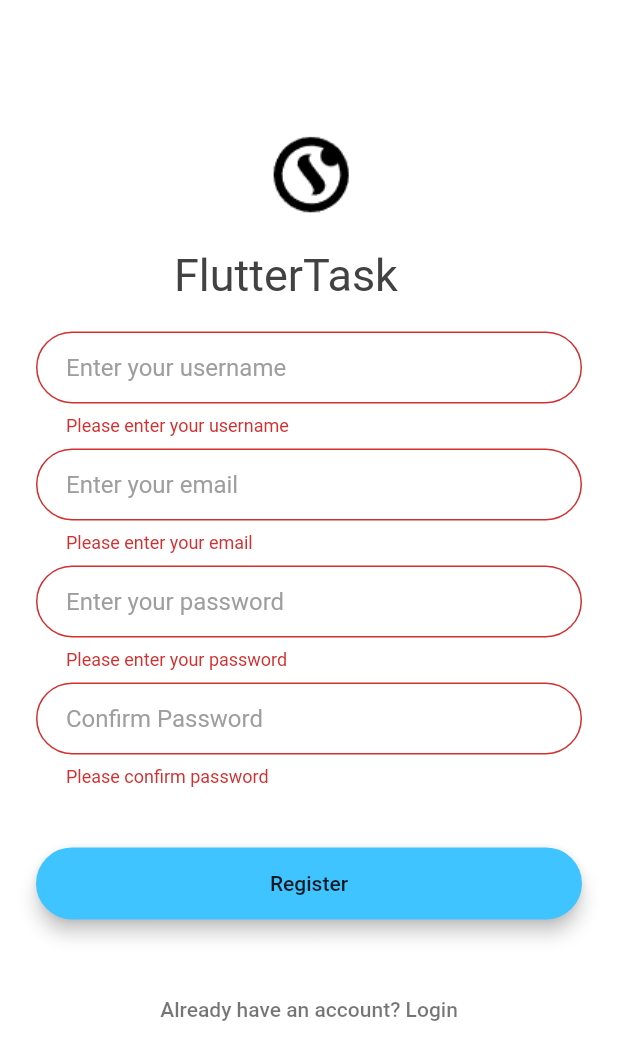
After one commit to NaimurDev/flutter-task106, a Flutter app: the RegistrationScreen screen opened by its route, after a tap on "Register", on a phone screen of 412 x 824 dp. The commit adds this screen. Shown: the top 1060 px of the screen. Run offline on Flutter 3.47's test engine with Material 2 defaults, Android fonts, the light colour scheme and no system bars; drawn by our look-alikes of animated_text_kit; our stand-ins replace bloc, dio, flutter_bloc, fluttertoast, get_it.

Commit message:
registration flow complete

```diff
--- a/lib/app.dart
+++ b/lib/app.dart
@@ -3,6 +3,7 @@ import 'package:flutter_bloc/flutter_bloc.dart';
 import 'package:fluttertask10623/blocs/auth/auth_bloc.dart';
 import 'package:fluttertask10623/screens/home/home_screen.dart';
 import 'package:fluttertask10623/screens/login/login_screen.dart';
+import 'package:fluttertask10623/screens/registration/registration_screen.dart';
 
 class App extends StatelessWidget {
   const App({Key? key}) : super(key: key);
@@ -22,7 +23,12 @@ class App extends StatelessWidget {
           }
           return const LoginScreen();
         },
-      )
+      ),
+      routes: {
+        '/home': (context) => const HomeScreen(),
+        '/login': (context) => const LoginScreen(),
+        '/register': (context) => const RegistrationScreen(),
+      }
     );
   }
 }
--- a/lib/blocs/auth/auth_bloc.dart
+++ b/lib/blocs/auth/auth_bloc.dart
@@ -16,11 +16,11 @@ class AuthBloc extends Bloc<AuthEvent, AuthState> {
   AuthBloc(this.apiRepository) : super(InitialAuthState()) {
     on<LoginEvent>(_onLogin);
     on<LogoutEvent>(_onLogout);
+    on<RegisterEvent>(_onRegister);
   }
 
   FutureOr<void> _onLogin(LoginEvent event, Emitter<AuthState> emit) async {
     emit(LoadingAuthState());
-
     try {
       final result = await apiRepository.login(
           username: event.username, password: event.password);
@@ -30,9 +30,9 @@ class AuthBloc extends Bloc<AuthEvent, AuthState> {
       } else {
         final nonFErrors = result.response['non_field_errors'];
         emit(FailureAuthState(
-            errorMessage: nonFErrors.length > 0 ? nonFErrors[0] : null,
-            username: result.response['username'],
-            password: result.response['password']));
+            errorMessage: result.response['non_field_errors'] == null ? null : result.response['non_field_errors'][0],
+            username: result.response['username'] != null ? result.response['username'][0] : null,
+            password: result.response['password'] != null ? result.response['password'][0] : null,));
       }
     } catch (e, trace) {
       dPrint("Error: $e, Trace: $trace");
@@ -46,4 +46,29 @@ class AuthBloc extends Bloc<AuthEvent, AuthState> {
     Config.accessToken = "";
     emit(InitialAuthState());
   }
+
+  FutureOr<void> _onRegister(RegisterEvent event, Emitter<AuthState> emit) async{
+    emit(LoadingAuthState());
+    try {
+      final result = await apiRepository.register(formData: event.formData,);
+      if (result.success) {
+        Config.accessToken = result.response['key'];
+        emit(AuthenticatedAuthState(result.response['key']));
+      } else {
+
+        emit(FailureAuthState(
+            errorMessage: result.response['non_field_errors'] == null ? null : result.response['non_field_errors'][0],
+            username: result.response['username'] != null ? result.response['username'][0] : null,
+            password: result.response['password1'] != null ? result.response['password1'][0] : null,
+            email: result.response['email'] != null ? result.response['email'][0] : null,
+            password2: result.response['password2'] != null ? result.response['password2'][0] : null,
+        ));
+      }
+    } catch (e, trace) {
+      dPrint("Error: $e, Trace: $trace");
+      final errorMessage =
+          'Failed to login: $e';
+      emit(FailureAuthState(errorMessage: errorMessage));
+    }
+  }
 }
--- a/lib/blocs/auth/auth_event.dart
+++ b/lib/blocs/auth/auth_event.dart
@@ -11,3 +11,9 @@ class LoginEvent extends AuthEvent {
 }
 
 class LogoutEvent extends AuthEvent {}
+
+class RegisterEvent extends AuthEvent {
+  final Map<String, String> formData;
+
+  RegisterEvent(this.formData);
+}
--- a/lib/blocs/auth/auth_state.dart
+++ b/lib/blocs/auth/auth_state.dart
@@ -14,7 +14,9 @@ class AuthenticatedAuthState extends AuthState {
 
 class FailureAuthState extends AuthState {
   final String? username;
+  final String? email;
   final String? password;
+  final String? password2;
   final String? errorMessage;
-  FailureAuthState({this.errorMessage, this.username, this.password});
+  FailureAuthState({this.errorMessage, this.username, this.password, this.password2, this.email});
 }
--- a/lib/repositories/api_repository.dart
+++ b/lib/repositories/api_repository.dart
@@ -2,4 +2,5 @@ import 'package:fluttertask10623/repositories/models/ApiResponse.dart';
 
 abstract class ApiRepository{
   Future<ApiResponse> login({required String username, required String password});
+  Future<ApiResponse> register({required Map<String, String> formData});
 }
--- a/lib/repositories/api_repository_impl.dart
+++ b/lib/repositories/api_repository_impl.dart
@@ -13,7 +13,6 @@ class ApiRepositoryImpl extends ApiRepository{
   Future<ApiResponse> login({required String username,required  String password}) async{
     try{
         final response = await _dio.post('auth/login/',data: {'username':username,'password':password});
-        dPrint("dio response ${response.data}");
         return ApiResponse(success: true, response: response.data,);
     }catch(e, trace){
       dPrint("Error: $e, Trace: $trace");
@@ -24,4 +23,19 @@ class ApiRepositoryImpl extends ApiRepository{
     }
   }
 
+  @override
+  Future<ApiResponse> register({required Map<String, String> formData}) async{
+    try{
+      final response = await _dio.post('registration/',data: formData);
+      dPrint("dio response ${response.data}");
+      return ApiResponse(success: true, response: response.data,);
+    }catch(e, trace){
+      dPrint("Error: $e, Trace: $trace");
+      if(e is DioException && e.response != null){
+        return ApiResponse(success: false, response: e.response!.data,);
+      }
+      return ApiResponse(success: false, errorMessage: "Something went wrong.");
+    }
+  }
+
 }
--- a/lib/screens/login/login_screen.dart
+++ b/lib/screens/login/login_screen.dart
@@ -4,6 +4,8 @@ import 'package:flutter_bloc/flutter_bloc.dart';
 import 'package:fluttertask10623/blocs/auth/auth_bloc.dart';
 import 'package:fluttertask10623/constants/decorations.dart';
 import 'package:fluttertask10623/widgets/rounded_button.dart';
+import 'package:fluttertask10623/widgets/toast.dart';
+import 'package:fluttertoast/fluttertoast.dart';
 
 class LoginScreen extends StatefulWidget {
   const LoginScreen({Key? key}) : super(key: key);
@@ -19,7 +21,12 @@ class _LoginScreenState extends State<LoginScreen> {
 
   @override
   Widget build(BuildContext context) {
-    return BlocBuilder<AuthBloc, AuthState>(
+    return BlocConsumer<AuthBloc, AuthState>(
+      listener: (context, state) {
+        if (state is AuthenticatedAuthState) {
+          SuccessToast.show("Login successful");
+        }
+      },
       builder: (context, state) {
         return Scaffold(
           backgroundColor: Colors.white,
@@ -50,8 +57,14 @@ class _LoginScreenState extends State<LoginScreen> {
                         ),
                         child: AnimatedTextKit(
                           animatedTexts: [
-                        TypewriterAnimatedText('FlutterTask', speed: const Duration(milliseconds: 150),),
-                        TypewriterAnimatedText('FlutterTask', speed: const Duration(milliseconds: 150),),
+                            TypewriterAnimatedText(
+                              'FlutterTask',
+                              speed: const Duration(milliseconds: 150),
+                            ),
+                            TypewriterAnimatedText(
+                              'FlutterTask',
+                              speed: const Duration(milliseconds: 150),
+                            ),
                           ],
                           repeatForever: true,
                         ),
@@ -64,7 +77,10 @@ class _LoginScreenState extends State<LoginScreen> {
                   TextFormField(
                     style: TextStyle(color: Colors.black),
                     keyboardType: TextInputType.emailAddress,
-                decoration: kTextFieldDecoration.copyWith(hintText: 'Enter your username', errorText: state is FailureAuthState ? state.username : null),
+                    decoration: kTextFieldDecoration.copyWith(
+                        hintText: 'Enter your username',
+                        errorText:
+                            state is FailureAuthState ? state.username : null),
                     validator: (value) {
                       if (value == null || value.isEmpty) {
                         return 'Please enter your username';
@@ -79,11 +95,14 @@ class _LoginScreenState extends State<LoginScreen> {
                   TextFormField(
                     obscureText: true,
                     style: const TextStyle(color: Colors.black),
-                decoration: kTextFieldDecoration.copyWith(hintText: 'Enter your password', errorText: state is FailureAuthState ? state.password : null),
+                    decoration: kTextFieldDecoration.copyWith(
+                        hintText: 'Enter your password',
+                        errorText:
+                            state is FailureAuthState ? state.password : null),
                     validator: (value) {
                       if (value == null || value.isEmpty) {
                         return 'Please enter your password';
-                  }else if(value.length < 6){
+                      } else if (value.length < 6) {
                         return 'Password must be at least 6 characters';
                       }
                       return null;
@@ -93,14 +112,39 @@ class _LoginScreenState extends State<LoginScreen> {
                   const SizedBox(
                     height: 24.0,
                   ),
-              if(state is FailureAuthState && state.errorMessage != null)
-                Center(child: Text(state.errorMessage!, style: const TextStyle(color: Colors.red), textAlign: TextAlign.center,)),
-              state is LoadingAuthState ? Center(child: const CircularProgressIndicator()) : RoundedButton(text:  'Log In', color: Colors.lightBlueAccent, onPressed: () async{
-                if(_formKey.currentState!.validate()){
+                  if (state is FailureAuthState && state.errorMessage != null)
+                    Center(
+                        child: Text(
+                      state.errorMessage!,
+                      style: const TextStyle(color: Colors.red),
+                      textAlign: TextAlign.center,
+                    )),
+                  state is LoadingAuthState
+                      ? Center(child: const CircularProgressIndicator())
+                      : RoundedButton(
+                          text: 'Log In',
+                          color: Colors.lightBlueAccent,
+                          onPressed: () async {
+                            if (_formKey.currentState!.validate()) {
                               _formKey.currentState!.save();
-                  context.read<AuthBloc>().add(LoginEvent(username, password));
+                              context
+                                  .read<AuthBloc>()
+                                  .add(LoginEvent(username, password));
                             }
-              },),
+                          },
+                        ),
+                  SizedBox(
+                    height: 20.0,
+                  ),
+                  TextButton(
+                    onPressed: () {
+                      Navigator.pushNamed(context, '/register');
+                    },
+                    child: const Text(
+                      'Don\'t have an account? Register',
+                      style: TextStyle(color: Colors.black54),
+                    ),
+                  ),
                 ],
               ),
             ),
--- /dev/null
+++ b/lib/screens/registration/registration_screen.dart
@@ -0,0 +1,203 @@
+import 'package:animated_text_kit/animated_text_kit.dart';
+import 'package:flutter/material.dart';
+import 'package:flutter_bloc/flutter_bloc.dart';
+import 'package:fluttertask10623/blocs/auth/auth_bloc.dart';
+import 'package:fluttertask10623/constants/decorations.dart';
+import 'package:fluttertask10623/widgets/rounded_button.dart';
+import 'package:fluttertask10623/widgets/toast.dart';
+import 'package:fluttertoast/fluttertoast.dart';
+
+class RegistrationScreen extends StatefulWidget {
+  const RegistrationScreen({Key? key}) : super(key: key);
+
+  @override
+  State<RegistrationScreen> createState() => _RegistrationScreenState();
+}
+
+class _RegistrationScreenState extends State<RegistrationScreen> {
+  final _formKey = GlobalKey<FormState>();
+  Map<String, String> formData = {
+    "username": "",
+    "email": "",
+    "password1": "",
+    "password2": "",
+  };
+
+  @override
+  Widget build(BuildContext context) {
+    return BlocConsumer<AuthBloc, AuthState>(
+      listener: (context, state) {
+        if (state is AuthenticatedAuthState) {
+          SuccessToast.show("Registration successful");
+          Navigator.pop(context);
+        }
+      },
+      builder: (context, state) {
+        return Scaffold(
+          backgroundColor: Colors.white,
+          body: SingleChildScrollView(
+            child: Padding(
+              padding: EdgeInsets.symmetric(horizontal: 24.0),
+              child: Form(
+                key: _formKey,
+                child: Column(
+                  mainAxisAlignment: MainAxisAlignment.center,
+                  crossAxisAlignment: CrossAxisAlignment.stretch,
+                  children: <Widget>[
+                    SizedBox(
+                      height: MediaQuery.of(context).size.height * 0.08,
+                    ),
+                    Hero(
+                      tag: 'logo',
+                      child: Container(
+                        height: 100.0,
+                        child: Image.asset('assets/logo.png'),
+                      ),
+                    ),
+                    Center(
+                      child: SizedBox(
+                        width: 180.0,
+                        child: DefaultTextStyle(
+                          style: TextStyle(
+                            fontSize: 30.0,
+                            color: Colors.grey.shade800,
+                          ),
+                          child: AnimatedTextKit(
+                            animatedTexts: [
+                              TypewriterAnimatedText(
+                                'FlutterTask',
+                                speed: const Duration(milliseconds: 150),
+                              ),
+                              TypewriterAnimatedText(
+                                'FlutterTask',
+                                speed: const Duration(milliseconds: 150),
+                              ),
+                            ],
+                            repeatForever: true,
+                          ),
+                        ),
+                      ),
+                    ),
+                    const SizedBox(
+                      height: 20.0,
+                    ),
+                    TextFormField(
+                      style: TextStyle(color: Colors.black),
+                      keyboardType: TextInputType.emailAddress,
+                      decoration: kTextFieldDecoration.copyWith(
+                          hintText: 'Enter your username',
+                          errorText: state is FailureAuthState
+                              ? state.username
+                              : null),
+                      validator: (value) {
+                        if (value == null || value.isEmpty) {
+                          return 'Please enter your username';
+                        }
+                        return null;
+                      },
+                      onSaved: (value) => formData['username'] = value!,
+                    ),
+                    const SizedBox(
+                      height: 8.0,
+                    ),
+                    TextFormField(
+                      style: TextStyle(color: Colors.black),
+                      keyboardType: TextInputType.emailAddress,
+                      decoration: kTextFieldDecoration.copyWith(
+                          hintText: 'Enter your email',
+                          errorText:
+                              state is FailureAuthState ? state.email : null),
+                      validator: (value) {
+                        if (value == null || value.isEmpty) {
+                          return 'Please enter your email';
+                        }
+                        return null;
+                      },
+                      onSaved: (value) => formData['email'] = value!,
+                    ),
+                    const SizedBox(
+                      height: 8.0,
+                    ),
+                    TextFormField(
+                      obscureText: true,
+                      style: const TextStyle(color: Colors.black),
+                      decoration: kTextFieldDecoration.copyWith(
+                          hintText: 'Enter your password',
+                          errorText: state is FailureAuthState
+                              ? state.password
+                              : null),
+                      validator: (value) {
+                        if (value == null || value.isEmpty) {
+                          return 'Please enter your password';
+                        } else if (value.length < 6) {
+                          return 'Password must be at least 6 characters';
+                        }
+                        return null;
+                      },
+                      onSaved: (value) => formData['password1'] = value!,
+                    ),
+                    const SizedBox(
+                      height: 8.0,
+                    ),
+                    TextFormField(
+                      obscureText: true,
+                      style: const TextStyle(color: Colors.black),
+                      decoration: kTextFieldDecoration.copyWith(
+                          hintText: 'Confirm Password',
+                          errorText: state is FailureAuthState
+                              ? state.password
+                              : null),
+                      validator: (value) {
+                        if (value == null || value.isEmpty) {
+                          return 'Please confirm password';
+                        }
+                        return null;
+                      },
+                      onSaved: (value) => formData['password2'] = value!,
+                    ),
+                    const SizedBox(
+                      height: 24.0,
+                    ),
+                    if (state is FailureAuthState && state.errorMessage != null)
+                      Center(
+                          child: Text(
+                        state.errorMessage!,
+                        style: const TextStyle(color: Colors.red),
+                        textAlign: TextAlign.center,
+                      )),
+                    state is LoadingAuthState
+                        ? Center(child: const CircularProgressIndicator())
+                        : RoundedButton(
+                            text: 'Register',
+                            color: Colors.lightBlueAccent,
+                            onPressed: () async {
+                              if (_formKey.currentState!.validate()) {
+                                _formKey.currentState!.save();
+                                context
+                                    .read<AuthBloc>()
+                                    .add(RegisterEvent(formData));
+                              }
+                            },
+                          ),
+                    SizedBox(
+                      height: 20.0,
+                    ),
+                    TextButton(
+                      onPressed: () {
+                        Navigator.pop(context);
+                      },
+                      child: const Text(
+                        'Already have an account? Login',
+                        style: TextStyle(color: Colors.black54),
+                      ),
+                    ),
+                  ],
+                ),
+              ),
+            ),
+          ),
+        );
+      },
+    );
+  }
+}
--- /dev/null
+++ b/lib/widgets/toast.dart
@@ -0,0 +1,15 @@
+import 'package:flutter/material.dart';
+import 'package:fluttertoast/fluttertoast.dart';
+
+class SuccessToast{
+  static void show(String message){
+    Fluttertoast.showToast(
+        msg: message,
+        toastLength: Toast.LENGTH_SHORT,
+        gravity: ToastGravity.BOTTOM,
+        timeInSecForIosWeb: 1,
+        backgroundColor: Colors.green.shade400,
+        textColor: Colors.white,
+        fontSize: 16.0);
+  }
+}
```
Lines whose indentation alone changed are shown as unchanged.
